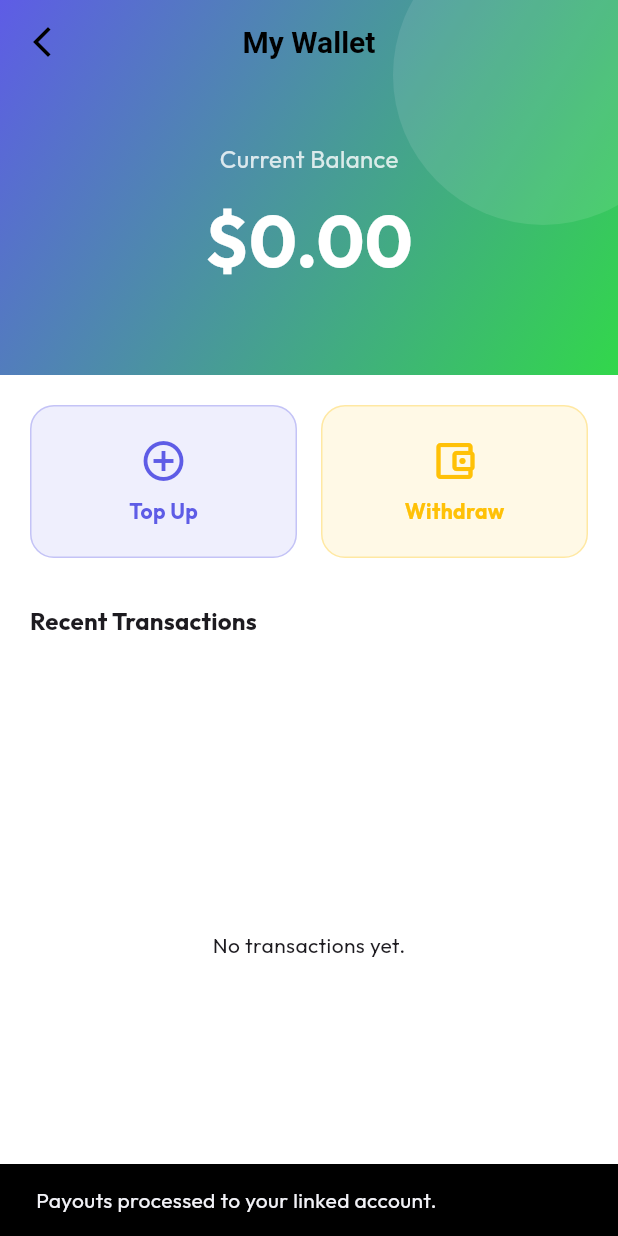
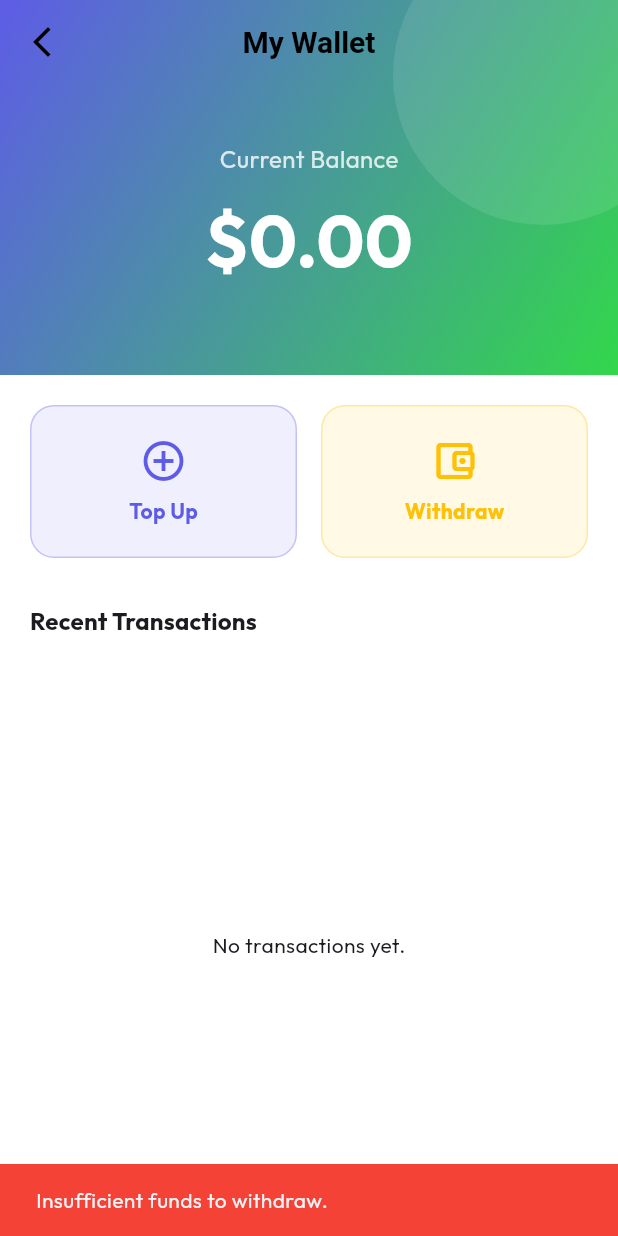
Before and after one commit to MooseShel/nerdherd, a Flutter app: the WalletPage screen opened directly, after a tap on "Withdraw", on a phone screen of 412 x 824 dp. Run offline on Flutter 3.47's test engine with Material 3 defaults, Android fonts, the phone set to English and light mode, and no system bars; our stand-ins replace cached_network_image, firebase_core, firebase_messaging, fl_chart, flutter_dotenv, flutter_local_notifications and 10 more; missing offline and left inert: maplibre_gl; accounts and stored records are empty; generated files the repository leaves out were written again.

Commit message:
chore: Bump version to 1.1.0+14

```diff
--- a/lib/wallet_page.dart
+++ b/lib/wallet_page.dart
@@ -78,6 +78,94 @@ class _WalletPageState extends ConsumerState<WalletPage> {
     }
   }
 
+  Future<void> _handleWithdraw() async {
+    final currentBalance = ref.read(walletBalanceProvider).value ?? 0.0;
+    if (currentBalance <= 0) {
+      if (mounted) {
+        ScaffoldMessenger.of(context).showSnackBar(
+          const SnackBar(
+            content: Text('Insufficient funds to withdraw.'),
+            backgroundColor: Colors.red,
+          ),
+        );
+      }
+      return;
+    }
+
+    final amountController = TextEditingController();
+    final result = await showDialog<double>(
+      context: context,
+      builder: (context) => AlertDialog(
+        title: const Text('Withdraw Funds'),
+        content: Column(
+          mainAxisSize: MainAxisSize.min,
+          crossAxisAlignment: CrossAxisAlignment.start,
+          children: [
+            Text('Available Balance: \$${currentBalance.toStringAsFixed(2)}'),
+            const SizedBox(height: 16),
+            const Text('Enter amount to withdraw:'),
+            const SizedBox(height: 8),
+            TextField(
+              controller: amountController,
+              keyboardType:
+                  const TextInputType.numberWithOptions(decimal: true),
+              decoration: const InputDecoration(
+                prefixText: '\$ ',
+                hintText: '0.00',
+                border: OutlineInputBorder(),
+              ),
+              autofocus: true,
+            ),
+          ],
+        ),
+        actions: [
+          TextButton(
+              onPressed: () => Navigator.pop(context),
+              child: const Text('Cancel')),
+          FilledButton(
+            onPressed: () {
+              final amount = double.tryParse(amountController.text);
+              if (amount != null && amount > 0) {
+                if (amount > currentBalance) {
+                  ScaffoldMessenger.of(context).showSnackBar(
+                    const SnackBar(
+                        content: Text('Amount exceeds balance'),
+                        backgroundColor: Colors.red),
+                  );
+                } else {
+                  Navigator.pop(context, amount);
+                }
+              }
+            },
+            child: const Text('Withdraw'),
+          ),
+        ],
+      ),
+    );
+
+    if (result != null) {
+      setState(() => _isActionLoading = true);
+      try {
+        await ref.read(paymentControllerProvider.notifier).withdraw(result);
+        if (mounted) {
+          ScaffoldMessenger.of(context).showSnackBar(
+            const SnackBar(
+                content: Text('Withdrawal processed successfully!'),
+                backgroundColor: Colors.green),
+          );
+        }
+      } catch (e) {
+        if (mounted) {
+          ScaffoldMessenger.of(context).showSnackBar(
+            SnackBar(content: Text('Failed: $e'), backgroundColor: Colors.red),
+          );
+        }
+      } finally {
+        if (mounted) setState(() => _isActionLoading = false);
+      }
+    }
+  }
+
   @override
   Widget build(BuildContext context) {
     final theme = Theme.of(context);
@@ -122,13 +210,7 @@ class _WalletPageState extends ConsumerState<WalletPage> {
                       label: 'Withdraw',
                       icon: Icons.account_balance_wallet_outlined,
                       color: Colors.amber,
-                      onTap: () {
-                        ScaffoldMessenger.of(context).showSnackBar(
-                          const SnackBar(
-                              content: Text(
-                                  'Payouts processed to your linked account.')),
-                        );
-                      },
+                      onTap: _handleWithdraw,
                     ),
                   ),
                 ],
--- a/pubspec.yaml
+++ b/pubspec.yaml
@@ -1,7 +1,7 @@
 name: nerd_herd
 description: "A new Flutter project."
 publish_to: 'none'
-version: 1.0.6+13
+version: 1.1.0+14
 
 environment:
   sdk: '>=3.2.0 <4.0.0'
```
Also changed, not shown: 1 other file.
